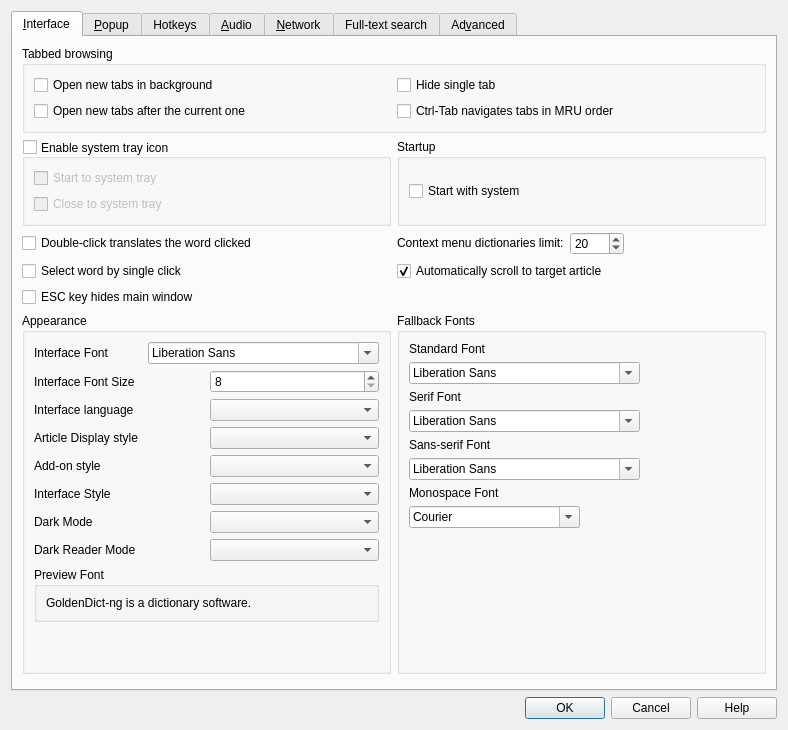
The window that src/ui/preferences.ui (xiaoyifang/goldendict-ng) describes before a commit, drawn with Qt 5.
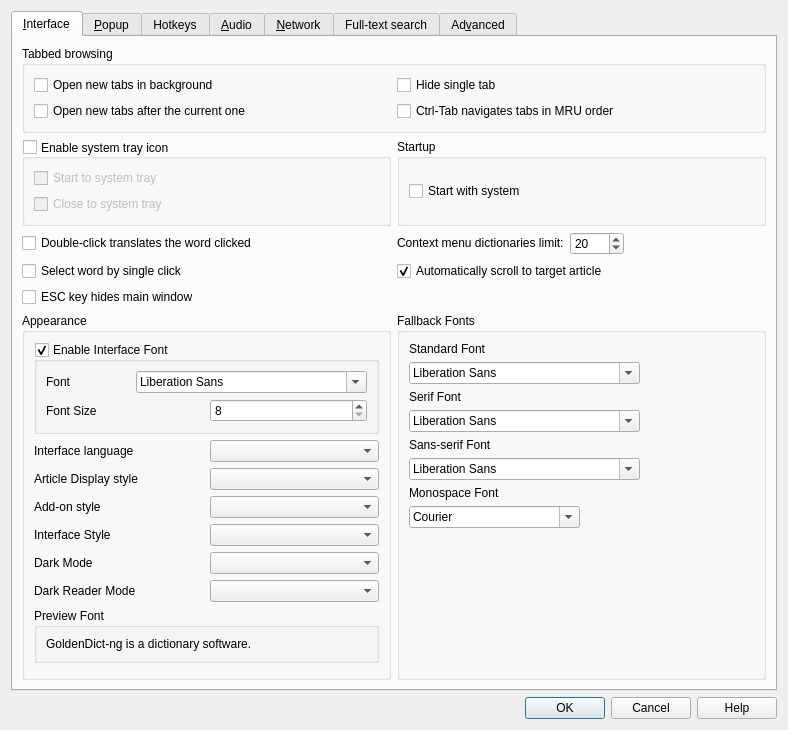
The same window after the commit. Icons and pictures are not drawn. Custom widgets are drawn as their Qt base class.

Commit message: feat:add interface font enable configuration.

```diff
--- a/src/ui/preferences.ui
+++ b/src/ui/preferences.ui
@@ -285,11 +285,20 @@
          </property>
          <layout class="QVBoxLayout" name="verticalLayout_16">
           <item>
+           <widget class="QGroupBox" name="enableInterfaceFont">
+            <property name="title">
+             <string>Enable Interface Font</string>
+            </property>
+            <property name="checkable">
+             <bool>true</bool>
+            </property>
+            <layout class="QVBoxLayout" name="verticalLayout_23">
+             <item>
            <layout class="QHBoxLayout" name="horizontalLayout_17">
             <item>
              <widget class="QLabel" name="label_29">
               <property name="text">
-               <string>Interface Font</string>
+                  <string>Font</string>
               </property>
              </widget>
             </item>
@@ -303,7 +312,7 @@
             <item>
              <widget class="QLabel" name="label_30">
               <property name="text">
-               <string>Interface Font Size</string>
+                  <string>Font Size</string>
               </property>
              </widget>
             </item>
@@ -318,6 +327,9 @@
              </widget>
             </item>
            </layout>
+             </item>
+            </layout>
+           </widget>
           </item>
           <item>
            <layout class="QHBoxLayout" name="horizontalLayout_4">
```
Lines whose indentation alone changed are shown as unchanged. The commit also changes 4 other files.
